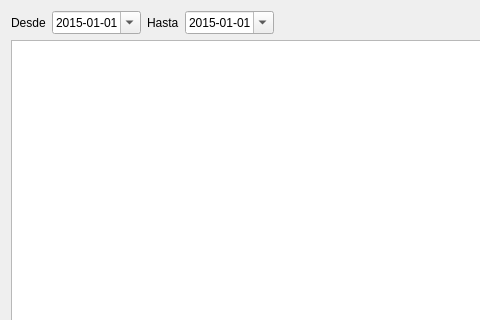
This is listadocaducados.ui in Ladis72/tienda as Qt 5 draws it before an edit; both pictures show x 0 to 480 and y 0 to 320 of the 978 by 562 pixel window. The edited form follows.
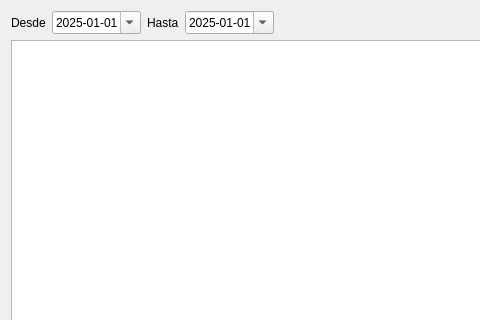
This is the edited form. Icons and pictures are not drawn.

```diff
--- a/listadocaducados.ui
+++ b/listadocaducados.ui
@@ -40,7 +40,7 @@
        </property>
        <property name="date">
         <date>
-         <year>2015</year>
+         <year>2025</year>
          <month>1</month>
          <day>1</day>
         </date>
@@ -67,7 +67,7 @@
        </property>
        <property name="date">
         <date>
-         <year>2015</year>
+         <year>2025</year>
          <month>1</month>
          <day>1</day>
         </date>
```
Left out of the diff: 4 changed lines with no effect on the pictures.
